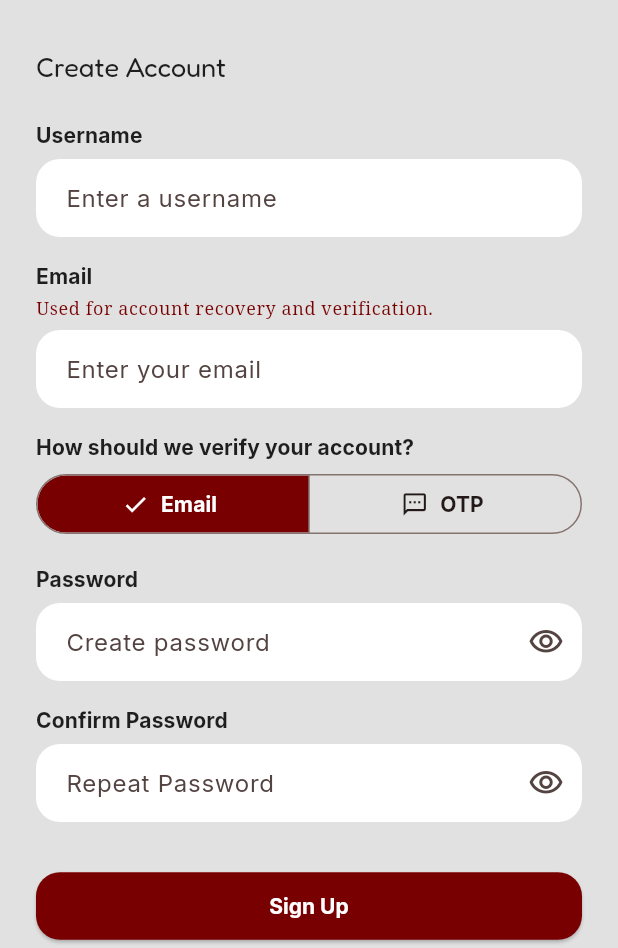
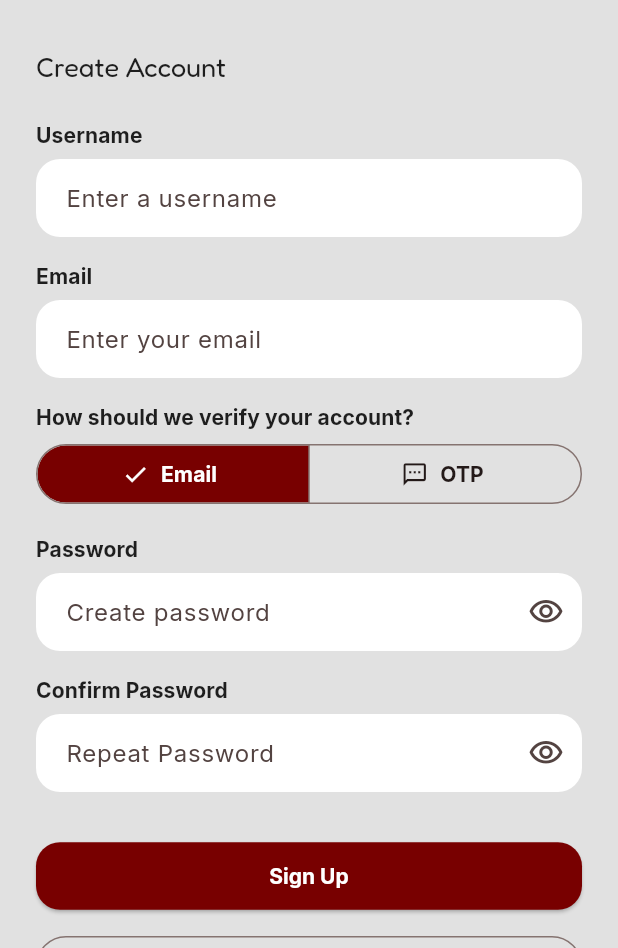
Before and after one commit to brndth-8/Fine_Aid, a Flutter app: the RegistrationScreen screen opened by its route, on a phone screen of 412 x 824 dp, the part 288-1236 px from its top. Run offline on Flutter 3.47's test engine with Material 3 defaults, Android fonts, the phone set to English and light mode, and no system bars; our stand-ins replace cloud_firestore, firebase_auth, firebase_core, google_fonts, permission_handler; accounts and stored records are empty.

Commit message:
removed unnecessary text

```diff
--- a/lib/features/auth/screens/otp_screen.dart
+++ b/lib/features/auth/screens/otp_screen.dart
@@ -56,9 +56,9 @@ class _OtpScreenState extends State<OtpScreen> {
   }
 
   Future<void> _handleSubmit() async {
-    // NOTE: Real SMS OTP verification requires Firebase Phone Auth, which
-    // needs the Blaze plan. This is a placeholder until that's enabled —
-    // it does not actually verify anything yet.
+    // Real SMS OTP verification requires Firebase Phone Auth, which
+    // needs the Blaze plan.
+
     setState(() => _isLoading = true);
     await Future.delayed(const Duration(milliseconds: 400));
     if (!mounted) return;
--- a/lib/features/auth/screens/registration_screen.dart
+++ b/lib/features/auth/screens/registration_screen.dart
@@ -174,11 +174,7 @@ class _RegistrationScreenState extends State<RegistrationScreen> {
 
                 const SizedBox(height: 16),
                 Text('Email', style: theme.textTheme.titleSmall),
-                const SizedBox(height: 4),
-                Text(
-                  'Used for account recovery and verification.',
-                  style: theme.textTheme.bodySmall,
-                ),
+
                 const SizedBox(height: 6),
                 TextFormField(
                   controller: _emailController,
--- a/lib/features/dashboard/screens/dashboard_screen.dart
+++ b/lib/features/dashboard/screens/dashboard_screen.dart
@@ -148,7 +148,6 @@ class _DashboardScreenState extends State<DashboardScreen> {
     const tooltipWidth = 260.0;
     const horizontalMargin = 16.0;
 
-    // Clamp so the tooltip never overflows past the screen edges.
     double left = position.dx + size.width - tooltipWidth;
     if (left < horizontalMargin) left = horizontalMargin;
     if (left + tooltipWidth > screenWidth - horizontalMargin) {
@@ -208,7 +207,7 @@ class _DashboardScreenState extends State<DashboardScreen> {
   Widget _buildTopBar(ThemeData theme) {
     return Row(
       children: [
-        Text('FINE AID', style: theme.textTheme.headlineSmall),
+        Image.asset('assets/images/FINE_AID_Logo.png', width: 70, height: 40),
         const Spacer(),
         IconButton(
           icon: const Icon(Icons.notifications_outlined),
--- a/lib/services/firebase/auth_service.dart
+++ b/lib/services/firebase/auth_service.dart
@@ -15,8 +15,6 @@ class AuthService {
     return query.docs.isNotEmpty;
   }
 
-  /// Looks up the real email linked to a username, for sign-in and
-  /// password reset purposes (the user never sees or types this email).
   Future<String?> _emailForUsername(String username) async {
     final query = await _firestore
         .collection('users')
@@ -82,7 +80,6 @@ class AuthService {
     );
   }
 
-  /// Sends a real Firebase password reset email, looked up by username.
   Future<void> sendPasswordReset({required String username}) async {
     final email = await _emailForUsername(username);
     if (email == null) {
```
